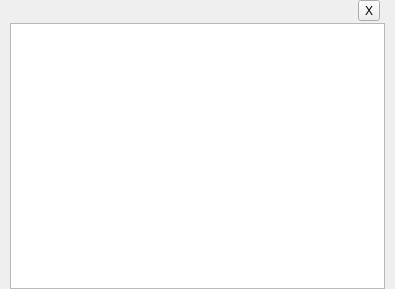
Above: UAVManage/messagelistdialog.ui from gessd/UAVManage before the change. Below: the same form after it.
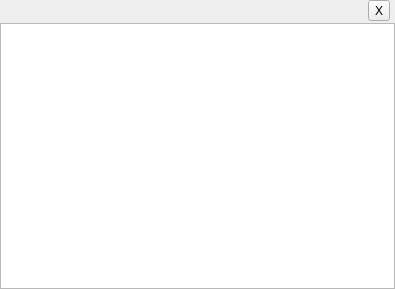
That is the form after the change.

Commit message: 优化消息提示显示效果

```diff
--- a/UAVManage/messagelistdialog.ui
+++ b/UAVManage/messagelistdialog.ui
@@ -15,13 +15,13 @@
   </property>
   <layout class="QGridLayout" name="gridLayout">
    <property name="leftMargin">
-    <number>10</number>
+    <number>0</number>
    </property>
    <property name="topMargin">
     <number>0</number>
    </property>
    <property name="rightMargin">
-    <number>10</number>
+    <number>0</number>
    </property>
    <property name="bottomMargin">
     <number>0</number>
```
The commit also changes 2 other files.
